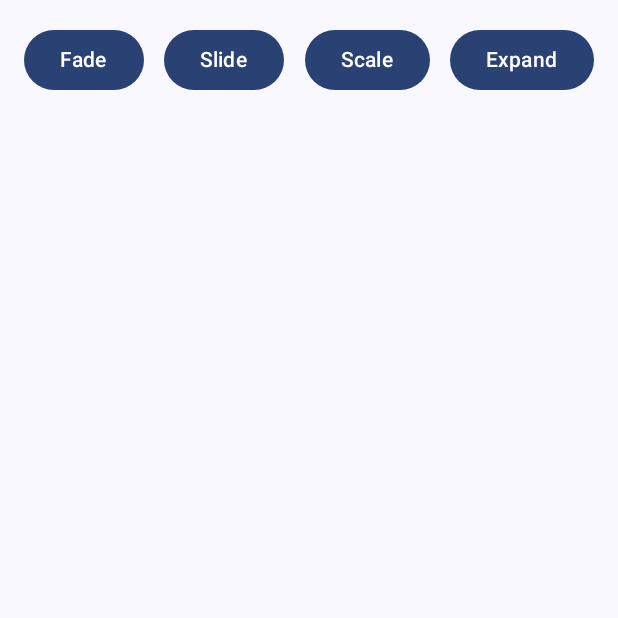
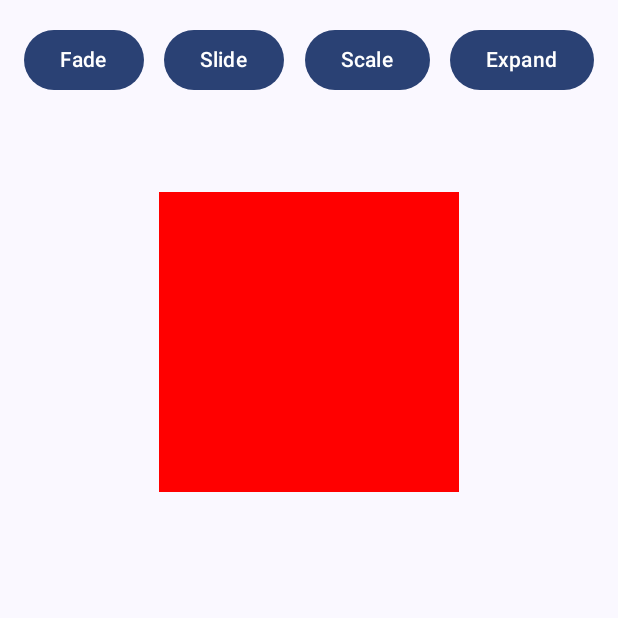
Before and after one commit to lucasrmanhaes/animacaoAndroid, an Android app built with Jetpack Compose: the screen it shows after launch (MainActivity), after a tap on "Fade", on a phone screen of 412 x 824 dp, the top half of it. Run offline under Robolectric (Android 15) with nearby library versions, the phone set to English and light mode, and no system bars.

Commit message:
Adicionando funcao de de animacao dos botoes Scale e Expand

```diff
--- a/app/src/main/java/com/lucas/animacao/screens/AnimacaoScreen.kt
+++ b/app/src/main/java/com/lucas/animacao/screens/AnimacaoScreen.kt
@@ -4,8 +4,18 @@ import androidx.compose.animation.AnimatedVisibility
 import androidx.compose.animation.EnterTransition
 import androidx.compose.animation.ExitTransition
 import androidx.compose.animation.ExperimentalAnimationApi
+import androidx.compose.animation.core.tween
+import androidx.compose.animation.expandHorizontally
+import androidx.compose.animation.expandIn
+import androidx.compose.animation.expandVertically
 import androidx.compose.animation.fadeIn
 import androidx.compose.animation.fadeOut
+import androidx.compose.animation.scaleIn
+import androidx.compose.animation.scaleOut
+import androidx.compose.animation.shrinkHorizontally
+import androidx.compose.animation.slideIn
+import androidx.compose.animation.slideInHorizontally
+import androidx.compose.animation.slideOutHorizontally
 import androidx.compose.foundation.background
 import androidx.compose.foundation.layout.Arrangement
 import androidx.compose.foundation.layout.Box
@@ -27,7 +37,6 @@ import androidx.compose.ui.graphics.Color
 import androidx.compose.ui.unit.dp
 import com.lucas.animacao.components.BoxComponent
 
-
 @OptIn(ExperimentalAnimationApi::class)
 @Composable
 fun AnimacaoScreen() {
@@ -45,28 +54,54 @@ fun AnimacaoScreen() {
             horizontalArrangement = Arrangement.SpaceBetween,
             modifier = Modifier.fillMaxWidth()
         ) {
-            Button(onClick = {
-            }) {
+            Button(
+                onClick = {
+                    visible.value = !visible.value
+                    enter.value = fadeIn(animationSpec = tween(5000))
+                    exit.value = fadeOut(animationSpec = tween(5000))
+
+                }
+            ) {
                 Text(text = "Fade")
             }
-            Button(onClick = {
-            }) {
+
+            Button(
+                onClick = {
+                    visible.value = !visible.value
+                    enter.value = slideInHorizontally() + fadeIn()
+                    exit.value = slideOutHorizontally() + fadeOut()
+                }
+            ){
                 Text(text = "Slide")
             }
-            Button(onClick = {
-            }) {
+
+            Button(
+                onClick = {
+                    visible.value = !visible.value
+                    enter.value = scaleIn()
+                    exit.value = scaleOut()
+                }
+            ){
                 Text(text = "Scale")
             }
-            Button(onClick = {
-            }) {
+            Button(
+                onClick = {
+                    visible.value = !visible.value
+                    enter.value = expandHorizontally()
+                    exit.value = shrinkHorizontally()
+                }
+            ){
                 Text(text = "Expand")
             }
         }
+
         Spacer(modifier = Modifier.height(64.dp))
+
         BoxComponent(
             visible = visible.value,
             enter = enter.value,
             exit = exit.value
         )
+
     }
 }
```
Also changed, not shown: app/src/main/java/com/lucas/animacao/components/BoxComponet.kt (indentation only).
